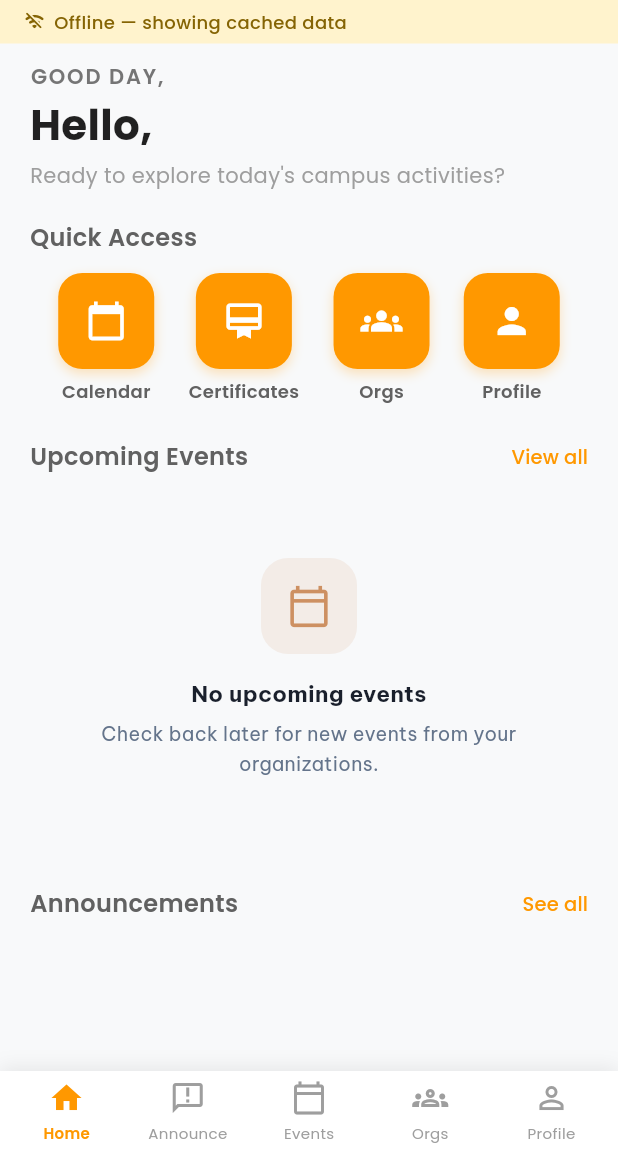
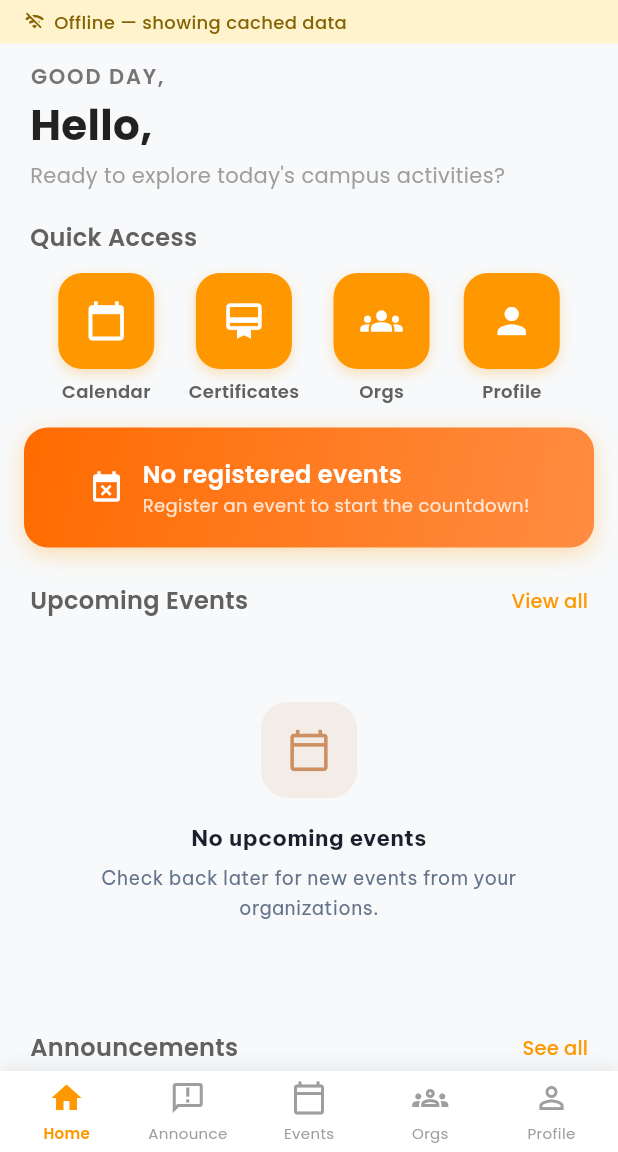
Before and after one commit to bulsu-jclabor/uprise, a Flutter app: the StudentHomeScreen screen opened directly, on a phone screen of 412 x 824 dp, the part 84-1236 px from its top. Run offline on Flutter 3.47's test engine with Material 3 defaults, Android fonts, the phone set to English and light mode, and no system bars; our stand-ins replace cloud_firestore, cross_file, csv, file_picker, firebase_auth, firebase_core and 10 more; missing offline and left inert: dart:html, excel, file_saver, mobile_scanner, universal_html; accounts and stored records are empty.

Commit message:
countdown sa event

```diff
--- a/lib/models/event_model.dart
+++ b/lib/models/event_model.dart
@@ -6,8 +6,8 @@ class EventModel {
   final String title;
   final String category;
   final String location;
-  final DateTime date;
-  final String startTime;
+  final DateTime date;          // ⭐ DATE ONLY (from Firebase)
+  final String startTime;       // ⭐ TIME ONLY (from Firebase)
   final String endTime;
   final String orgId;
   final String orgName;
@@ -15,10 +15,10 @@ class EventModel {
   final String audience;
   final int capacity;
   final int slotsLeft;
-  final String? proposalId;          // createdFromProposalId alias
+  final String? proposalId;
   final String? createdFromProposalId;
   final String? orgLogoUrl;
-  final String? bannerUrl;           // ADDED – HTTPS URL from Firebase Storage
+  final String? bannerUrl;
 
   EventModel({
     required this.id,
@@ -37,8 +37,50 @@ class EventModel {
     this.proposalId,
     this.createdFromProposalId,
     this.orgLogoUrl,
-    this.bannerUrl,                  // ADDED
+    this.bannerUrl,
   });
+
+  // ⭐ GET THE FULL DATE + TIME FOR COUNTDOWN ⭐
+  DateTime get fullDateTime {
+    try {
+      // I-parse ang startTime (e.g., "07:00" or "7:00 AM")
+      final timeParts = startTime.split(':');
+      int hour = int.parse(timeParts[0]);
+      int minute = 0;
+
+      if (timeParts.length > 1) {
+        // Check if may AM/PM
+        if (startTime.toLowerCase().contains('am') ||
+            startTime.toLowerCase().contains('pm')) {
+          // Handle 12-hour format
+          final cleanTime = startTime.replaceAll(RegExp(r'[AP]M', caseSensitive: false), '').trim();
+          final parts = cleanTime.split(':');
+          hour = int.parse(parts[0]);
+          minute = int.parse(parts[1]);
+          if (startTime.toLowerCase().contains('pm') && hour < 12) {
+            hour += 12;
+          }
+          if (startTime.toLowerCase().contains('am') && hour == 12) {
+            hour = 0;
+          }
+        } else {
+          // 24-hour format
+          minute = int.parse(timeParts[1].replaceAll(RegExp(r'[^0-9]'), ''));
+        }
+      }
+
+      return DateTime(
+        date.year,
+        date.month,
+        date.day,
+        hour,
+        minute,
+      );
+    } catch (e) {
+      // Fallback: gamitin ang date lang
+      return date;
+    }
+  }
 
   factory EventModel.fromFirestore(DocumentSnapshot doc) {
     final d = doc.data() as Map<String, dynamic>? ?? {};
@@ -64,7 +106,7 @@ class EventModel {
       proposalId: d['createdFromProposalId'] as String?,
       createdFromProposalId: d['createdFromProposalId'] as String?,
       orgLogoUrl: d['logoUrl'] as String?,
-      bannerUrl: d['bannerUrl'] as String?,   // ADDED
+      bannerUrl: d['bannerUrl'] as String?,
     );
   }
 
@@ -83,10 +125,10 @@ class EventModel {
     'slotsLeft': slotsLeft,
     'createdFromProposalId': proposalId,
     'logoUrl': orgLogoUrl,
-    'bannerUrl': bannerUrl,          // ADDED
+    'bannerUrl': bannerUrl,
   };
 
-  bool get isPast => date.isBefore(DateTime.now());
+  bool get isPast => fullDateTime.isBefore(DateTime.now());
   String get formattedDate => DateFormat('MMM dd, yyyy').format(date);
   String get formattedTime => '$startTime – $endTime';
 }
--- /dev/null
+++ b/lib/providers/event_provider.dart
@@ -0,0 +1,107 @@
+import 'package:flutter/material.dart';
+import 'package:cloud_firestore/cloud_firestore.dart';
+import 'package:firebase_auth/firebase_auth.dart';
+import '../models/event_model.dart';
+
+class EventProvider extends ChangeNotifier {
+  List<EventModel> _registeredEvents = [];
+  EventModel? _earliestEvent;
+  bool _isLoading = false;
+
+  List<EventModel> get registeredEvents => _registeredEvents;
+  EventModel? get earliestEvent => _earliestEvent;
+  bool get isLoading => _isLoading;
+
+  // Load ALL registered events ng student
+  Future<void> loadRegisteredEvents() async {
+    _isLoading = true;
+    notifyListeners();
+
+    try {
+      final user = FirebaseAuth.instance.currentUser;
+      if (user == null) {
+        _isLoading = false;
+        notifyListeners();
+        return;
+      }
+
+      // STEP 1: Kunin ang lahat ng registrations ng student
+      final registrationsSnapshot = await FirebaseFirestore.instance
+          .collection('registrations')
+          .where('userId', isEqualTo: user.uid)
+          .get();
+
+      if (registrationsSnapshot.docs.isEmpty) {
+        _registeredEvents = [];
+        _earliestEvent = null;
+        _isLoading = false;
+        notifyListeners();
+        return;
+      }
+
+      // STEP 2: Kunin ang lahat ng event IDs
+      final List<String> eventIds = registrationsSnapshot.docs
+          .map((doc) => doc['eventId'] as String)
+          .toList();
+
+      // STEP 3: Kunin ang lahat ng events gamit ang event IDs
+      final eventsSnapshot = await FirebaseFirestore.instance
+          .collection('events')
+          .where(FieldPath.documentId, whereIn: eventIds)
+          .get();
+
+      if (eventsSnapshot.docs.isEmpty) {
+        _registeredEvents = [];
+        _earliestEvent = null;
+        _isLoading = false;
+        notifyListeners();
+        return;
+      }
+
+      // STEP 4: I-convert sa EventModel gamit ang existing fromFirestore
+      final now = DateTime.now();
+      final List<EventModel> events = [];
+
+      for (var doc in eventsSnapshot.docs) {
+        final event = EventModel.fromFirestore(doc);
+
+        // ⭐ GAMITIN ANG fullDateTime PARA SA COMPARISON ⭐
+        // Only include upcoming events
+        if (event.fullDateTime.isAfter(now)) {
+          events.add(event);
+        }
+      }
+
+      // STEP 5: I-sort by fullDateTime (earliest first)
+      events.sort((a, b) => a.fullDateTime.compareTo(b.fullDateTime));
+
+      // STEP 6: I-save ang lahat ng events
+      _registeredEvents = events;
+
+      // STEP 7: Kunin ang PINAKAMAUNA (earliest)
+      _earliestEvent = events.isNotEmpty ? events.first : null;
+
+      _isLoading = false;
+      notifyListeners();
+
+      print('📊 Total registered events: ${events.length}');
+      if (_earliestEvent != null) {
+        print('📅 Earliest event: ${_earliestEvent!.title}');
+        print('📅 Event date: ${_earliestEvent!.fullDateTime}');
+        print('📅 Start time: ${_earliestEvent!.startTime}');
+      } else {
+        print('📅 No upcoming events');
+      }
+
+    } catch (e) {
+      print('❌ Error loading registered events: $e');
+      _isLoading = false;
+      notifyListeners();
+    }
+  }
+
+  // Refresh after registration
+  Future<void> refreshRegisteredEvents() async {
+    await loadRegisteredEvents();
+  }
+}
--- a/lib/screens/student/student_home_screen.dart
+++ b/lib/screens/student/student_home_screen.dart
@@ -4,10 +4,13 @@ import 'package:flutter/material.dart';
 import 'package:cloud_firestore/cloud_firestore.dart';
 import 'package:firebase_auth/firebase_auth.dart';
 import 'package:intl/intl.dart';
+import 'package:provider/provider.dart';
 import 'package:uprise/models/event_model.dart';
+import '../../providers/event_provider.dart';
 import '../../widgets/common/loading_widget.dart';
 import '../../widgets/student/announcements_feed.dart';
 import '../../widgets/student/profile_summary.dart';
+import '../../widgets/student/countdown_widget.dart';
 import 'student_events_screen.dart';
 import 'student_organizations_screen.dart';
 import 'student_certificates_screen.dart';
@@ -239,6 +242,13 @@ class _HomeContentState extends State<_HomeContent> {
         setState(() => _isOffline = snap.metadata.isFromCache);
       }
     });
+
+    // ⭐ LOAD REGISTERED EVENTS FOR COUNTDOWN ⭐
+    WidgetsBinding.instance.addPostFrameCallback((_) {
+      if (mounted) {
+        Provider.of<EventProvider>(context, listen: false).loadRegisteredEvents();
+      }
+    });
   }
 
   @override
@@ -252,6 +262,8 @@ class _HomeContentState extends State<_HomeContent> {
     setState(() {
       // This will trigger a rebuild with the new userName from parent
     });
+    // ⭐ REFRESH REGISTERED EVENTS ⭐
+    Provider.of<EventProvider>(context, listen: false).refreshRegisteredEvents();
   }
 
   Future<void> _loadOrgData() async {
@@ -300,7 +312,7 @@ class _HomeContentState extends State<_HomeContent> {
           event: event,
           onRegistered: () {
             // Refresh the home screen when registered
-            setState(() {});
+            refreshData();
           },
           isPastEvent: event.isPast,
         ),
@@ -570,6 +582,41 @@ SliverToBoxAdapter(
                     },
                   ),
                 ],
+              ),
+            ),
+          ),
+
+          // ⭐ COUNTDOWN SECTION ⭐
+          SliverToBoxAdapter(
+            child: Padding(
+              padding: const EdgeInsets.symmetric(horizontal: 16, vertical: 8),
+              child: Consumer<EventProvider>(
+                builder: (context, provider, child) {
+                  if (provider.isLoading) {
+                    return Container(
+                      height: 180,
+                      decoration: BoxDecoration(
+                        color: Colors.white,
+                        borderRadius: BorderRadius.circular(16),
+                      ),
+                      child: const Center(
+                        child: SizedBox(
+                          height: 30,
+                          width: 30,
+                          child: CircularProgressIndicator(
+                            strokeWidth: 2,
+                            color: Colors.orange,
+                          ),
+                        ),
+                      ),
+                    );
+                  }
+
+                  // Display countdown for the EARLIEST registered event
+                  return CountdownWidget(
+                    event: provider.earliestEvent,
+                  );
+                },
               ),
             ),
           ),
--- /dev/null
+++ b/lib/widgets/student/countdown_widget.dart
@@ -0,0 +1,276 @@
+import 'dart:async';
+import 'package:flutter/material.dart';
+import '../../models/event_model.dart';
+
+class CountdownWidget extends StatefulWidget {
+  final EventModel? event;
+
+  const CountdownWidget({Key? key, this.event}) : super(key: key);
+
+  @override
+  State<CountdownWidget> createState() => _CountdownWidgetState();
+}
+
+class _CountdownWidgetState extends State<CountdownWidget> {
+  late Timer _timer;
+  Duration _duration = Duration.zero;
+
+  @override
+  void initState() {
+    super.initState();
+    _updateDuration();
+    _timer = Timer.periodic(const Duration(seconds: 1), (timer) {
+      _updateDuration();
+    });
+  }
+
+  void _updateDuration() {
+    if (widget.event == null) {
+      setState(() {
+        _duration = Duration.zero;
+      });
+      return;
+    }
+
+    // ⭐ GAMITIN ANG FULL DATE + TIME NG EVENT ⭐
+    final eventDateTime = widget.event!.fullDateTime;
+    final now = DateTime.now();
+    final difference = eventDateTime.difference(now);
+
+    // For debugging - makikita mo sa console
+    print('🎯 EVENT FULL DATE: $eventDateTime');
+    print('🕐 CURRENT TIME: $now');
+    print('⏳ HOURS LEFT: ${difference.inHours}');
+
+    if (difference.isNegative) {
+      setState(() {
+        _duration = Duration.zero;
+      });
+    } else {
+      setState(() {
+        _duration = difference;
+      });
+    }
+  }
+
+  @override
+  void didUpdateWidget(CountdownWidget oldWidget) {
+    super.didUpdateWidget(oldWidget);
+    if (widget.event != oldWidget.event) {
+      _updateDuration();
+    }
+  }
+
+  @override
+  void dispose() {
+    _timer.cancel();
+    super.dispose();
+  }
+
+  String _twoDigits(int n) => n.toString().padLeft(2, '0');
+
+  @override
+  Widget build(BuildContext context) {
+    if (widget.event == null) {
+      return Container(
+        padding: const EdgeInsets.all(20),
+        decoration: BoxDecoration(
+          gradient: const LinearGradient(
+            colors: [Color(0xFFFF6B00), Color(0xFFFF8C42)],
+            begin: Alignment.topLeft,
+            end: Alignment.bottomRight,
+          ),
+          borderRadius: BorderRadius.circular(16),
+          boxShadow: [
+            BoxShadow(
+              color: Colors.orange.withOpacity(0.3),
+              blurRadius: 12,
+              offset: const Offset(0, 4),
+            ),
+          ],
+        ),
+        child: Row(
+          mainAxisAlignment: MainAxisAlignment.center,
+          children: [
+            const Icon(
+              Icons.event_busy,
+              color: Colors.white,
+              size: 24,
+            ),
+            const SizedBox(width: 12),
+            Column(
+              crossAxisAlignment: CrossAxisAlignment.start,
+              children: [
+                const Text(
+                  'No registered events',
+                  style: TextStyle(
+                    color: Colors.white,
+                    fontSize: 16,
+                    fontWeight: FontWeight.w600,
+                  ),
+                ),
+                Text(
+                  'Register an event to start the countdown!',
+                  style: TextStyle(
+                    color: Colors.white.withOpacity(0.8),
+                    fontSize: 12,
+                  ),
+                ),
+              ],
+            ),
+          ],
+        ),
+      );
+    }
+
+    final days = _duration.inDays;
+    final hours = _duration.inHours.remainder(24);
+    final minutes = _duration.inMinutes.remainder(60);
+    final seconds = _duration.inSeconds.remainder(60);
+
+    return Container(
+      padding: const EdgeInsets.all(20),
+      decoration: BoxDecoration(
+        gradient: const LinearGradient(
+          colors: [Color(0xFFFF6B00), Color(0xFFFF8C42)],
+          begin: Alignment.topLeft,
+          end: Alignment.bottomRight,
+        ),
+        borderRadius: BorderRadius.circular(16),
+        boxShadow: [
+          BoxShadow(
+            color: Colors.orange.withOpacity(0.3),
+            blurRadius: 12,
+            offset: const Offset(0, 4),
+          ),
+        ],
+      ),
+      child: Column(
+        crossAxisAlignment: CrossAxisAlignment.start,
+        children: [
+          Row(
+            mainAxisAlignment: MainAxisAlignment.spaceBetween,
+            children: [
+              const Text(
+                'CICT EVENT',
+                style: TextStyle(
+                  color: Colors.white,
+                  fontSize: 14,
+                  fontWeight: FontWeight.w600,
+                  letterSpacing: 1.5,
+                ),
+              ),
+              Container(
+                padding: const EdgeInsets.symmetric(horizontal: 12, vertical: 4),
+                decoration: BoxDecoration(
+                  color: Colors.white.withOpacity(0.2),
+                  borderRadius: BorderRadius.circular(20),
+                ),
+                child: const Text(
+                  'Event Starts',
+                  style: TextStyle(
+                    color: Colors.white,
+                    fontSize: 10,
+                    fontWeight: FontWeight.w500,
+                    letterSpacing: 0.5,
+                  ),
+                ),
+              ),
+            ],
+          ),
+          const SizedBox(height: 8),
+          Text(
+            widget.event!.title,
+            style: const TextStyle(
+              color: Colors.white,
+              fontSize: 20,
+              fontWeight: FontWeight.bold,
+            ),
+            maxLines: 1,
+            overflow: TextOverflow.ellipsis,
+          ),
+          const SizedBox(height: 16),
+          Row(
+            children: [
+              _buildTimeBlock(_twoDigits(days), 'DAYS'),
+              const SizedBox(width: 8),
+              _buildTimeBlock(_twoDigits(hours), 'HOURS'),
+              const SizedBox(width: 8),
+              _buildTimeBlock(_twoDigits(minutes), 'MINUTES'),
+              const SizedBox(width: 8),
+              _buildTimeBlock(_twoDigits(seconds), 'SECONDS'),
+            ],
+          ),
+          const SizedBox(height: 12),
+          Row(
+            children: [
+              const Icon(Icons.calendar_today, color: Colors.white, size: 14),
+              const SizedBox(width: 6),
+              Text(
+                widget.event!.formattedDate, // ⭐ GAMITIN ANG formattedDate
+                style: TextStyle(color: Colors.white.withOpacity(0.9), fontSize: 12),
+              ),
+              const SizedBox(width: 16),
+              const Icon(Icons.access_time, color: Colors.white, size: 14),
+              const SizedBox(width: 6),
+              Text(
+                widget.event!.startTime,
+                style: TextStyle(color: Colors.white.withOpacity(0.9), fontSize: 12),
+              ),
+            ],
+          ),
+          const SizedBox(height: 8),
+          Row(
+            children: [
+              const Icon(Icons.location_on, color: Colors.white, size: 14),
+              const SizedBox(width: 6),
+              Expanded(
+                child: Text(
+                  widget.event!.location,
+                  style: TextStyle(color: Colors.white.withOpacity(0.9), fontSize: 12),
+                  maxLines: 1,
+                  overflow: TextOverflow.ellipsis,
+                ),
+              ),
+            ],
+          ),
+        ],
+      ),
+    );
+  }
+
+  Widget _buildTimeBlock(String value, String label) {
+    return Expanded(
+      child: Container(
+        padding: const EdgeInsets.symmetric(vertical: 8),
+        decoration: BoxDecoration(
+          color: Colors.white.withOpacity(0.15),
+          borderRadius: BorderRadius.circular(12),
+          border: Border.all(color: Colors.white.withOpacity(0.2)),
+        ),
+        child: Column(
+          children: [
+            Text(
+              value,
+              style: const TextStyle(
+                color: Colors.white,
+                fontSize: 26,
+                fontWeight: FontWeight.bold,
+                fontFeatures: [FontFeature.tabularFigures()],
+              ),
+            ),
+            Text(
+              label,
+              style: TextStyle(
+                color: Colors.white.withOpacity(0.7),
+                fontSize: 9,
+                fontWeight: FontWeight.w500,
+                letterSpacing: 0.8,
+              ),
+            ),
+          ],
+        ),
+      ),
+    );
+  }
+}
--- a/pubspec.yaml
+++ b/pubspec.yaml
@@ -47,6 +47,7 @@ dependencies:
   cross_file: ^0.3.5+2
   qr_flutter: ^4.1.0
   image: ^4.3.0
+  provider: ^6.1.5+1
 
 dev_dependencies:
   flutter_test:
```
Also changed, not shown: lib/main.dart (+13 -5 lines), lib/screens/student/student_event_details_screen.dart (+40 -8 lines), pubspec.lock. Lines whose indentation alone changed are shown as unchanged.
